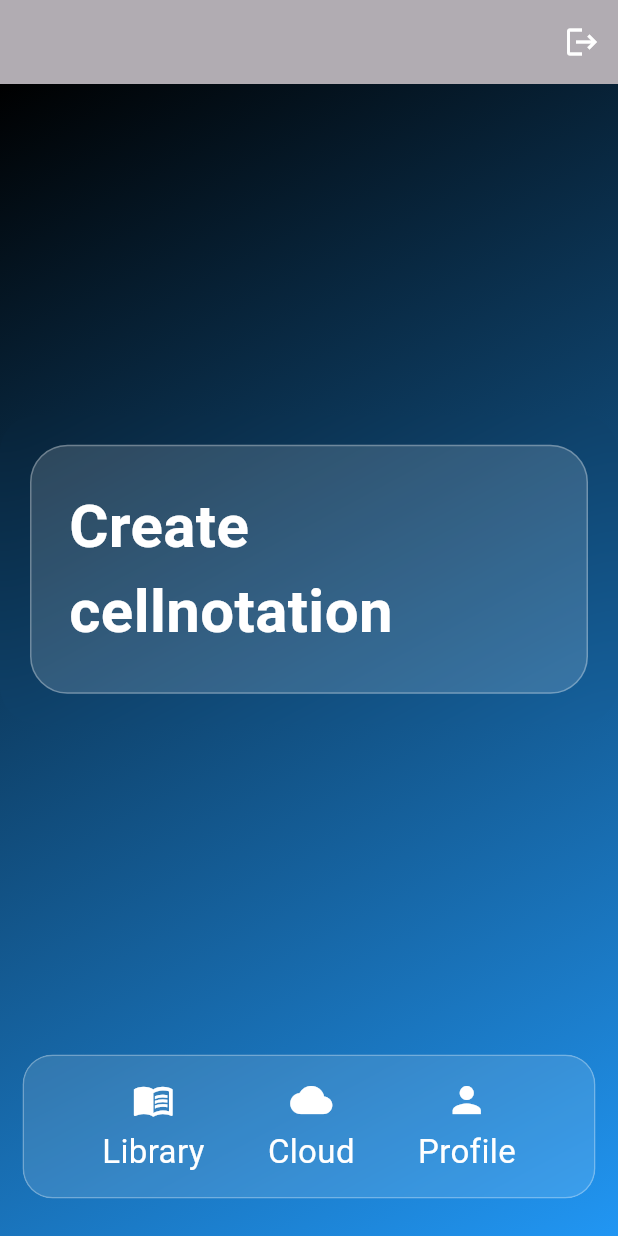
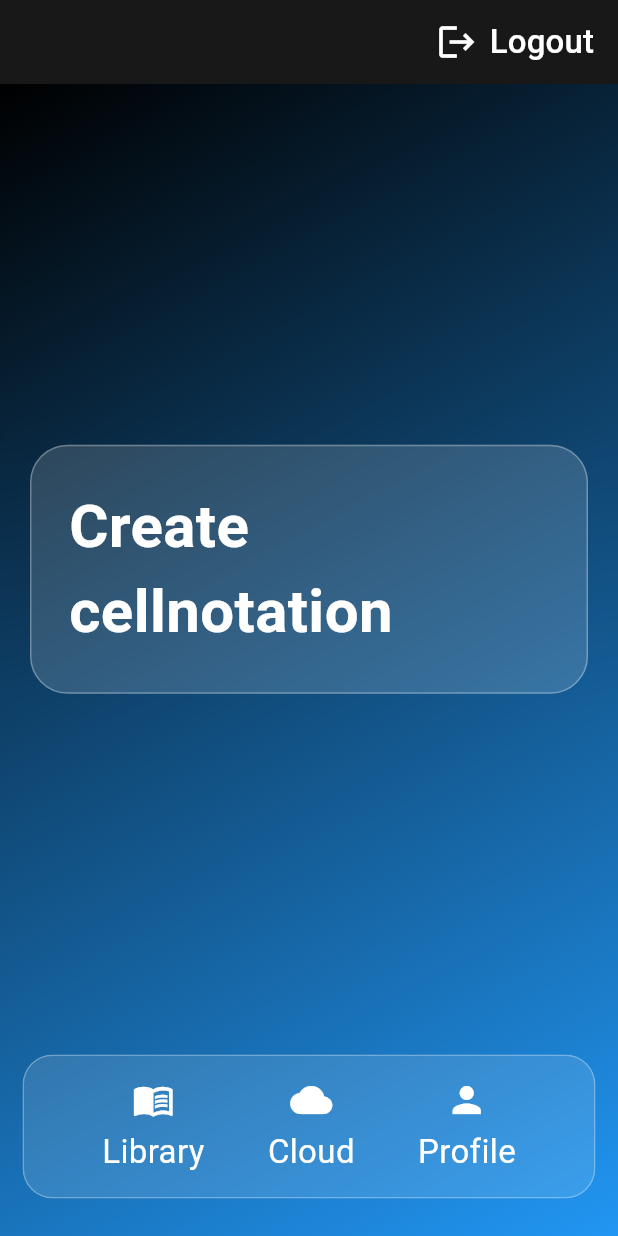
Before and after one commit to shchnad/cell_notation_app, a Flutter app: the screen it shows once a user with an empty profile is signed in, on a phone screen of 412 x 824 dp. Run offline on Flutter 3.47's test engine with Material 3 defaults, Android fonts, the phone set to English and light mode, and no system bars; our stand-ins replace firebase_auth, firebase_core, google_sign_in; accounts and stored records are empty.

Commit message:
final Home Screen

```diff
--- a/lib/screens/home_screen.dart
+++ b/lib/screens/home_screen.dart
@@ -37,17 +37,21 @@ class _HomeScreenState extends State<HomeScreen>
   @override
   Widget build(BuildContext context) {
     return Scaffold(
-      // ✅ LOGOUT TOP RIGHT
+
       appBar: AppBar(
-        backgroundColor: Colors.black.withOpacity(0.3),
+        backgroundColor: Colors.black.withOpacity(0.9),
         elevation: 0,
         actions: [
-          IconButton(
-            icon: const Icon(Icons.logout, color: Colors.white),
+          TextButton.icon(
             onPressed: () async {
               await FirebaseAuth.instance.signOut();
             },
-          ),
+            icon: const Icon(Icons.logout, color: Colors.white, size: 28),
+            label: const Text(
+              "Logout",
+              style: TextStyle(color: Colors.white, fontSize: 22),
+            ),
+          )
         ],
       ),
 
```
